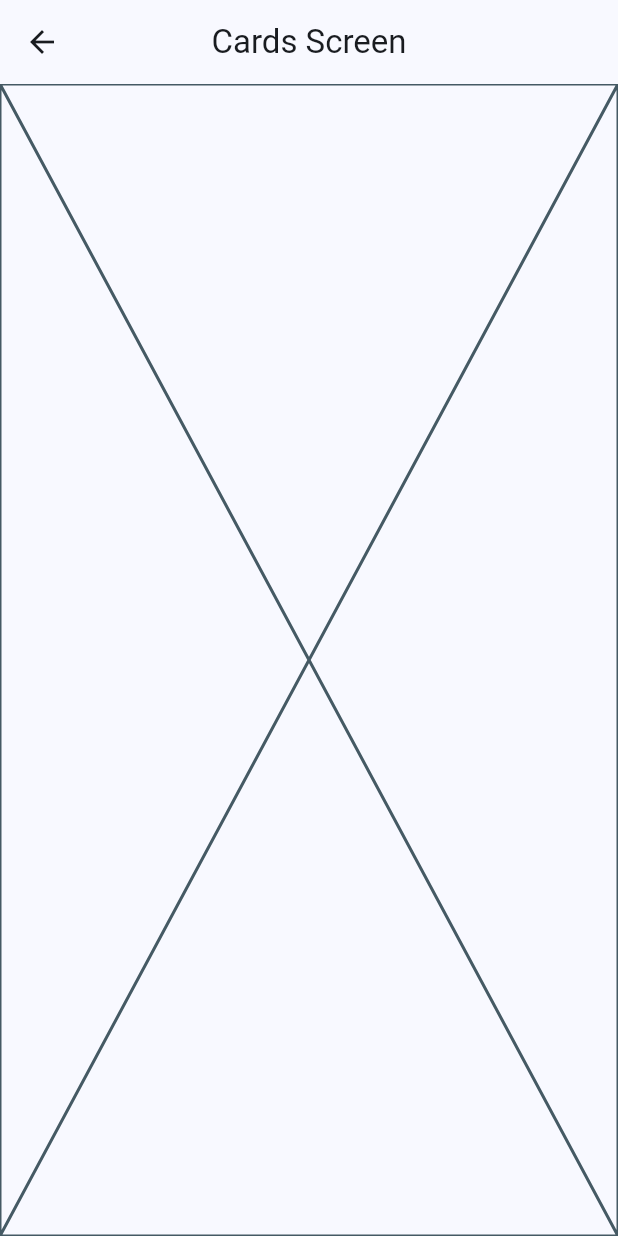
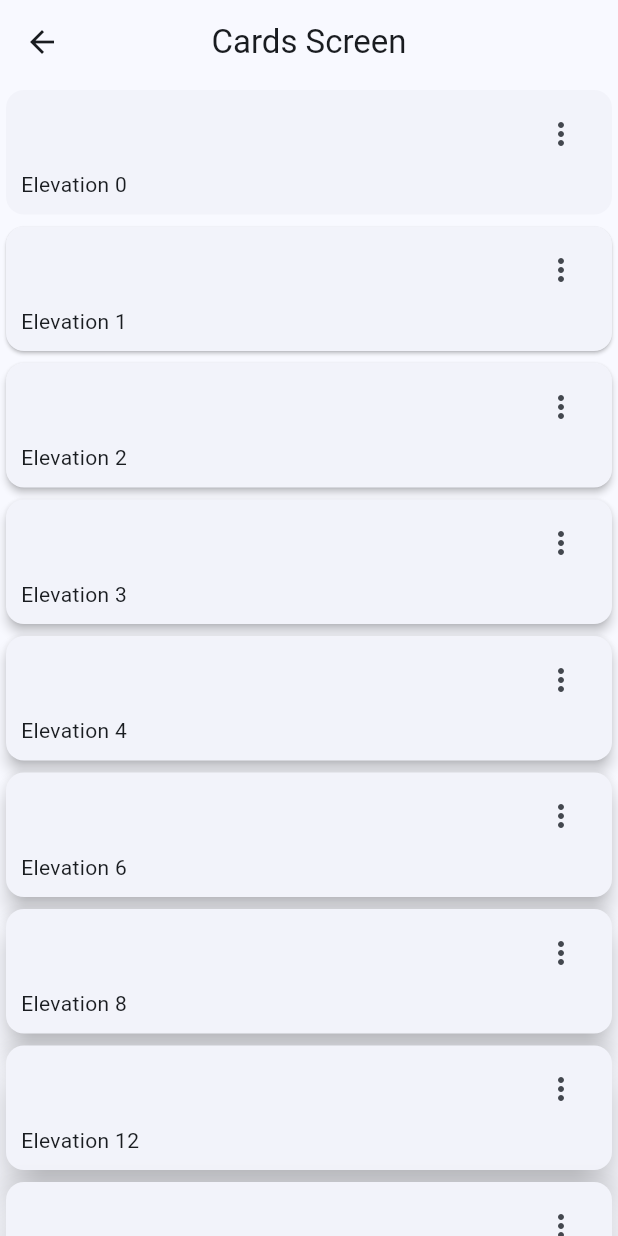
Before and after one commit to carlosmdez/widgets_app, a Flutter app: the CardsScreen screen opened by its route, on a phone screen of 412 x 824 dp. Run offline on Flutter 3.47's test engine with Material 3 defaults, Android fonts, the phone set to English and light mode, and no system bars; our stand-ins replace go_router.

Commit message:
Add card types and display them in CardsScreen

```diff
--- a/lib/screens/cards/cards_screen.dart
+++ b/lib/screens/cards/cards_screen.dart
@@ -1,4 +1,16 @@
 import 'package:flutter/material.dart';
+
+const cardsList = <Map<String, dynamic>>[
+  {'elevation': 0.0, 'label': 'Elevation 0'},
+  {'elevation': 1.0, 'label': 'Elevation 1'},
+  {'elevation': 2.0, 'label': 'Elevation 2'},
+  {'elevation': 3.0, 'label': 'Elevation 3'},
+  {'elevation': 4.0, 'label': 'Elevation 4'},
+  {'elevation': 6.0, 'label': 'Elevation 6'},
+  {'elevation': 8.0, 'label': 'Elevation 8'},
+  {'elevation': 12.0, 'label': 'Elevation 12'},
+  {'elevation': 16.0, 'label': 'Elevation 16'},
+];
 
 class CardsScreen extends StatelessWidget {
   const CardsScreen({super.key});
@@ -9,7 +21,57 @@ class CardsScreen extends StatelessWidget {
       appBar: AppBar(
         title: const Text('Cards Screen'),
       ),
-      body: const Placeholder(),
+      body: _CardsView(),
     );
   }
 }
+
+class _CardsView extends StatelessWidget {
+  @override
+  Widget build(BuildContext context) {
+    return SingleChildScrollView(
+      child: Column(
+        children: <Widget>[
+          ...cardsList
+              .map((card) => _CardType1(
+                  elevation: card['elevation'], label: card['label']))
+              .toList()
+        ],
+      ),
+    );
+  }
+}
+
+class _CardType1 extends StatelessWidget {
+  final String label;
+  final double elevation;
+
+  const _CardType1({
+    required this.label,
+    required this.elevation,
+  });
+
+  @override
+  Widget build(BuildContext context) {
+    return Card(
+        elevation: elevation,
+        child: Padding(
+          padding: const EdgeInsets.fromLTRB(10, 5, 10, 10),
+          child: Column(
+            children: <Widget>[
+              Align(
+                alignment: Alignment.topRight,
+                child: IconButton(
+                  onPressed: () {},
+                  icon: const Icon(Icons.more_vert),
+                ),
+              ),
+              Align(
+                alignment: Alignment.topLeft,
+                child: Text(label),
+              ),
+            ],
+          ),
+        ));
+  }
+}
```
